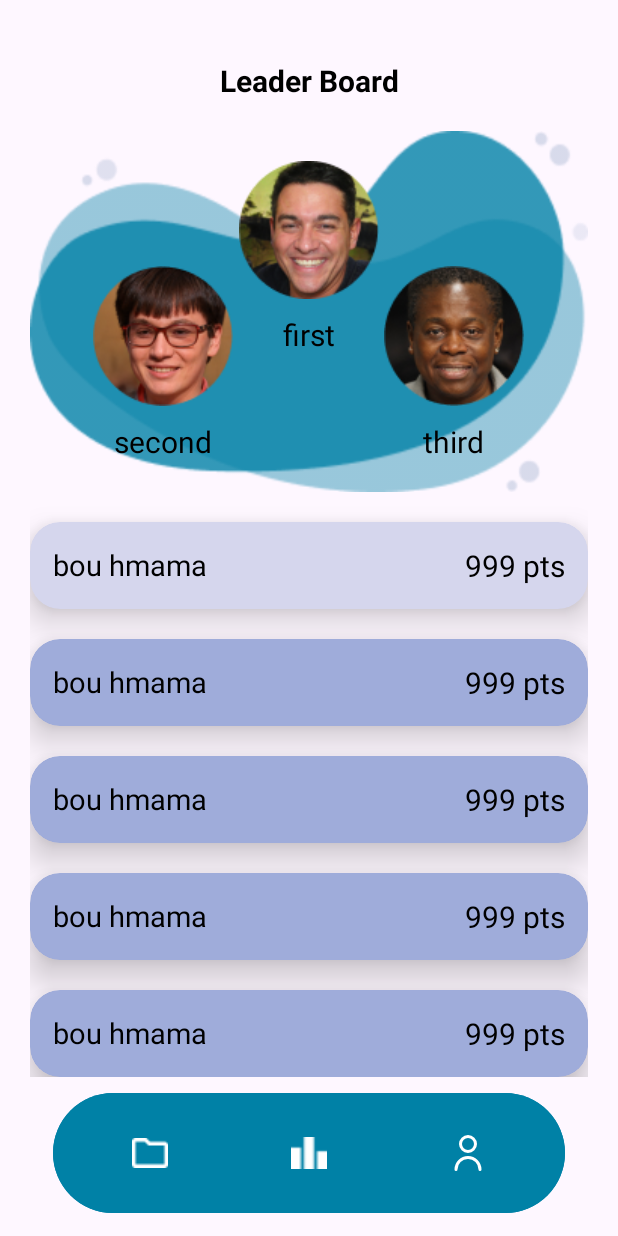
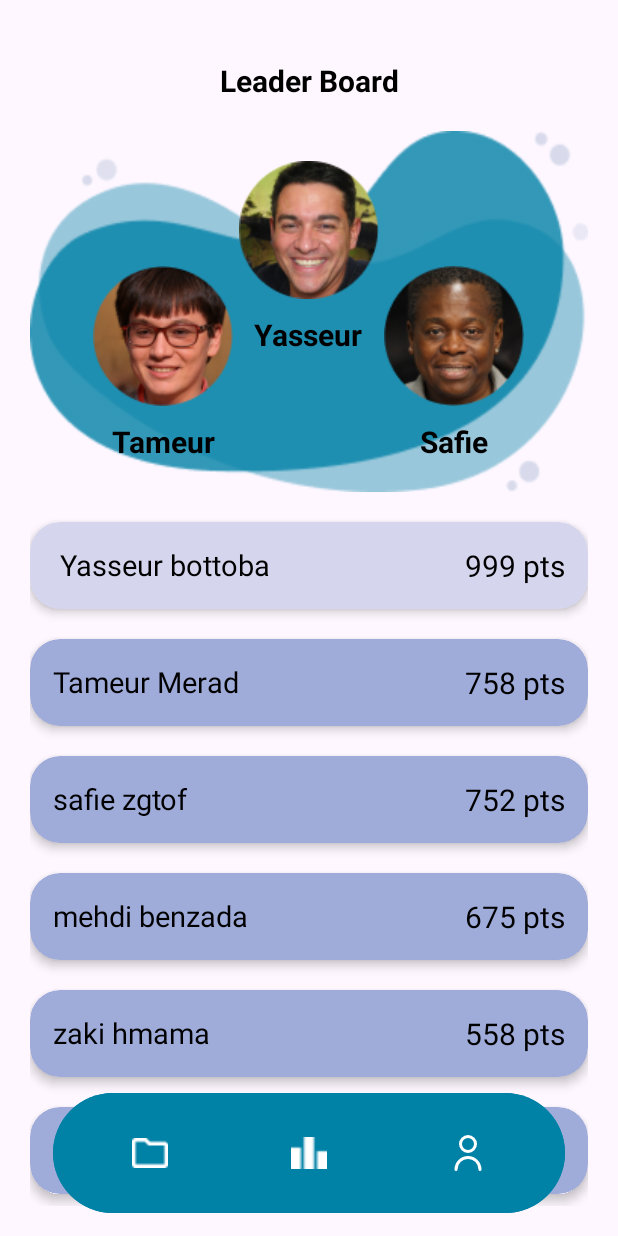
Before and after one commit to TameurMerad/junctionHack, an Android app: the coursesFragment screen opened directly, with no data from a screen before it, item 2 of the bottom bar chosen, on a phone screen of 412 x 824 dp. Run offline under Robolectric (Android 15) with nearby library versions, the phone set to English and light mode, and no system bars.

Commit message:
almost finished

```diff
--- a/junctionHack/app/src/main/res/layout/fragment_rank.xml
+++ b/junctionHack/app/src/main/res/layout/fragment_rank.xml
@@ -45,7 +45,8 @@
                     android:layout_width="wrap_content"
                     android:layout_height="wrap_content"
                     android:layout_marginTop="10dp"
-                    android:text="first"
+                    android:text="Yasseur"
+                    android:textStyle="bold"
                     android:textSize="20dp"
                     android:textColor="@color/black"/>
             </LinearLayout>
@@ -75,7 +76,9 @@
                         android:layout_width="wrap_content"
                         android:layout_height="wrap_content"
                         android:layout_marginTop="10dp"
-                        android:text="second"
+                        android:text="Tameur"
+                        android:textStyle="bold"
+
                         android:textColor="@color/black"
                         android:textSize="20dp" />
                 </LinearLayout>
@@ -98,7 +101,8 @@
                         android:layout_width="wrap_content"
                         android:layout_height="wrap_content"
                         android:layout_marginTop="10dp"
-                        android:text="third"
+                        android:text="Safie"
+                        android:textStyle="bold"
                         android:textColor="@color/black"
                         android:textSize="20dp" />
                 </LinearLayout>
@@ -116,14 +120,14 @@
             android:layout_marginTop="20dp"
             android:backgroundTint="#D5D6ED"
             app:cardCornerRadius="20dp"
-            app:cardElevation="14dp">
+            app:cardElevation="4dp">
 
             <TextView
                 android:layout_width="wrap_content"
                 android:layout_height="wrap_content"
                 android:layout_gravity="start"
                 android:layout_margin="15dp"
-                android:text="bou hmama"
+                android:text=" Yasseur bottoba"
                 android:textColor="@color/black"
 
                 android:textSize="19dp" />
@@ -144,7 +148,7 @@
             android:layout_width="match_parent"
             android:layout_height="wrap_content"
             app:cardCornerRadius="20dp"
-            app:cardElevation="14dp"
+            app:cardElevation="4dp"
             android:backgroundTint="#9FACDA"
 
             android:layout_marginTop="20dp"
@@ -152,7 +156,7 @@
             <TextView
                 android:layout_width="wrap_content"
                 android:layout_height="wrap_content"
-                android:text="bou hmama"
+                android:text="Tameur Merad"
                 android:layout_gravity="start"
                 android:textColor="@color/black"
                 android:layout_margin="15dp"
@@ -161,7 +165,7 @@
             <TextView
                 android:layout_width="wrap_content"
                 android:layout_height="wrap_content"
-                android:text="999 pts"
+                android:text="758 pts"
                 android:layout_gravity="end"
                 android:textColor="@color/black"
                 android:layout_margin="15dp"
@@ -174,7 +178,7 @@
             android:layout_width="match_parent"
             android:layout_height="wrap_content"
             app:cardCornerRadius="20dp"
-            app:cardElevation="14dp"
+            app:cardElevation="4dp"
             android:backgroundTint="#9FACDA"
 
             android:layout_marginTop="20dp"
@@ -182,7 +186,7 @@
             <TextView
                 android:layout_width="wrap_content"
                 android:layout_height="wrap_content"
-                android:text="bou hmama"
+                android:text="safie zgtof"
                 android:layout_gravity="start"
                 android:textColor="@color/black"
                 android:layout_margin="15dp"
@@ -191,7 +195,7 @@
             <TextView
                 android:layout_width="wrap_content"
                 android:layout_height="wrap_content"
-                android:text="999 pts"
+                android:text="752 pts"
                 android:layout_gravity="end"
                 android:textColor="@color/black"
                 android:layout_margin="15dp"
@@ -204,7 +208,7 @@
             android:layout_width="match_parent"
             android:layout_height="wrap_content"
             app:cardCornerRadius="20dp"
-            app:cardElevation="14dp"
+            app:cardElevation="4dp"
             android:backgroundTint="#9FACDA"
 
             android:layout_marginTop="20dp"
@@ -212,7 +216,7 @@
             <TextView
                 android:layout_width="wrap_content"
                 android:layout_height="wrap_content"
-                android:text="bou hmama"
+                android:text="mehdi benzada"
                 android:layout_gravity="start"
                 android:textColor="@color/black"
                 android:layout_margin="15dp"
@@ -221,7 +225,7 @@
             <TextView
                 android:layout_width="wrap_content"
                 android:layout_height="wrap_content"
-                android:text="999 pts"
+                android:text="675 pts"
                 android:layout_gravity="end"
                 android:textColor="@color/black"
                 android:layout_margin="15dp"
@@ -234,7 +238,7 @@
             android:layout_width="match_parent"
             android:layout_height="wrap_content"
             app:cardCornerRadius="20dp"
-            app:cardElevation="14dp"
+            app:cardElevation="4dp"
             android:backgroundTint="#9FACDA"
 
             android:layout_marginTop="20dp"
@@ -242,7 +246,7 @@
             <TextView
                 android:layout_width="wrap_content"
                 android:layout_height="wrap_content"
-                android:text="bou hmama"
+                android:text="zaki hmama"
                 android:layout_gravity="start"
                 android:textColor="@color/black"
                 android:layout_margin="15dp"
@@ -251,7 +255,67 @@
             <TextView
                 android:layout_width="wrap_content"
                 android:layout_height="wrap_content"
-                android:text="999 pts"
+                android:text="558 pts"
+                android:layout_gravity="end"
+                android:textColor="@color/black"
+                android:layout_margin="15dp"
+                android:textSize="20dp" />
+
+
+
+        </androidx.cardview.widget.CardView>
+        <androidx.cardview.widget.CardView
+            android:layout_width="match_parent"
+            android:layout_height="wrap_content"
+            app:cardCornerRadius="20dp"
+            app:cardElevation="4dp"
+            android:backgroundTint="#9FACDA"
+
+            android:layout_marginTop="20dp"
+            >
+            <TextView
+                android:layout_width="wrap_content"
+                android:layout_height="wrap_content"
+                android:text="lina souza"
+                android:layout_gravity="start"
+                android:textColor="@color/black"
+                android:layout_margin="15dp"
+
+                android:textSize="19dp" />
+            <TextView
+                android:layout_width="wrap_content"
+                android:layout_height="wrap_content"
+                android:text="421 pts"
+                android:layout_gravity="end"
+                android:textColor="@color/black"
+                android:layout_margin="15dp"
+                android:textSize="20dp" />
+
+
+
+        </androidx.cardview.widget.CardView>
+        <androidx.cardview.widget.CardView
+            android:layout_width="match_parent"
+            android:layout_height="wrap_content"
+            app:cardCornerRadius="20dp"
+            app:cardElevation="4dp"
+            android:backgroundTint="#9FACDA"
+            android:layout_marginBottom="120dp"
+            android:layout_marginTop="20dp"
+            >
+            <TextView
+                android:layout_width="wrap_content"
+                android:layout_height="wrap_content"
+                android:text="bouja fati"
+                android:layout_gravity="start"
+                android:textColor="@color/black"
+                android:layout_margin="15dp"
+
+                android:textSize="19dp" />
+            <TextView
+                android:layout_width="wrap_content"
+                android:layout_height="wrap_content"
+                android:text="315 pts"
                 android:layout_gravity="end"
                 android:textColor="@color/black"
                 android:layout_margin="15dp"
@@ -266,6 +330,7 @@
 
 
 
+
     </LinearLayout>
 
 
--- a/junctionHack/app/src/main/res/values-night/themes.xml
+++ b/junctionHack/app/src/main/res/values-night/themes.xml
@@ -1,7 +1,9 @@
 <resources xmlns:tools="http://schemas.android.com/tools">
     <!-- Base application theme. -->
-    <style name="Base.Theme.JunctionHack" parent="Theme.Material3.DayNight.NoActionBar">
+    <style name="Base.Theme.JunctionHack" parent="Theme.Material3.Light.NoActionBar">
         <!-- Customize your dark theme here. -->
         <!-- <item name="colorPrimary">@color/my_dark_primary</item> -->
+        <item name="android:statusBarColor">#0081A6</item> // Change status bar color
+        <item name="android:windowLightStatusBar">true</item>
     </style>
 </resources>
--- a/junctionHack/app/src/main/res/values/themes.xml
+++ b/junctionHack/app/src/main/res/values/themes.xml
@@ -1,6 +1,6 @@
 <resources xmlns:tools="http://schemas.android.com/tools">
     <!-- Base application theme. -->
-    <style name="Base.Theme.JunctionHack" parent="Theme.Material3.DayNight.NoActionBar">
+    <style name="Base.Theme.JunctionHack" parent="Theme.Material3.Light.NoActionBar">
         <item name="android:statusBarColor">#0081A6</item> // Change status bar color
         <item name="android:windowLightStatusBar">true</item>
         <!-- Customize your light theme here. -->
@@ -8,4 +8,5 @@
     </style>
 
     <style name="Theme.JunctionHack" parent="Base.Theme.JunctionHack" />
+
 </resources>
```
Also changed, not shown: junctionHack/app/src/main/res/layout/fragment_courses.xml (+18 -17 lines), junctionHack/app/src/main/res/layout/fragment_teachers_opinionfrag.xml (+12 -1 lines), junctionHack/app/src/main/res/drawable/coursefour.png (added), 2 other files.
